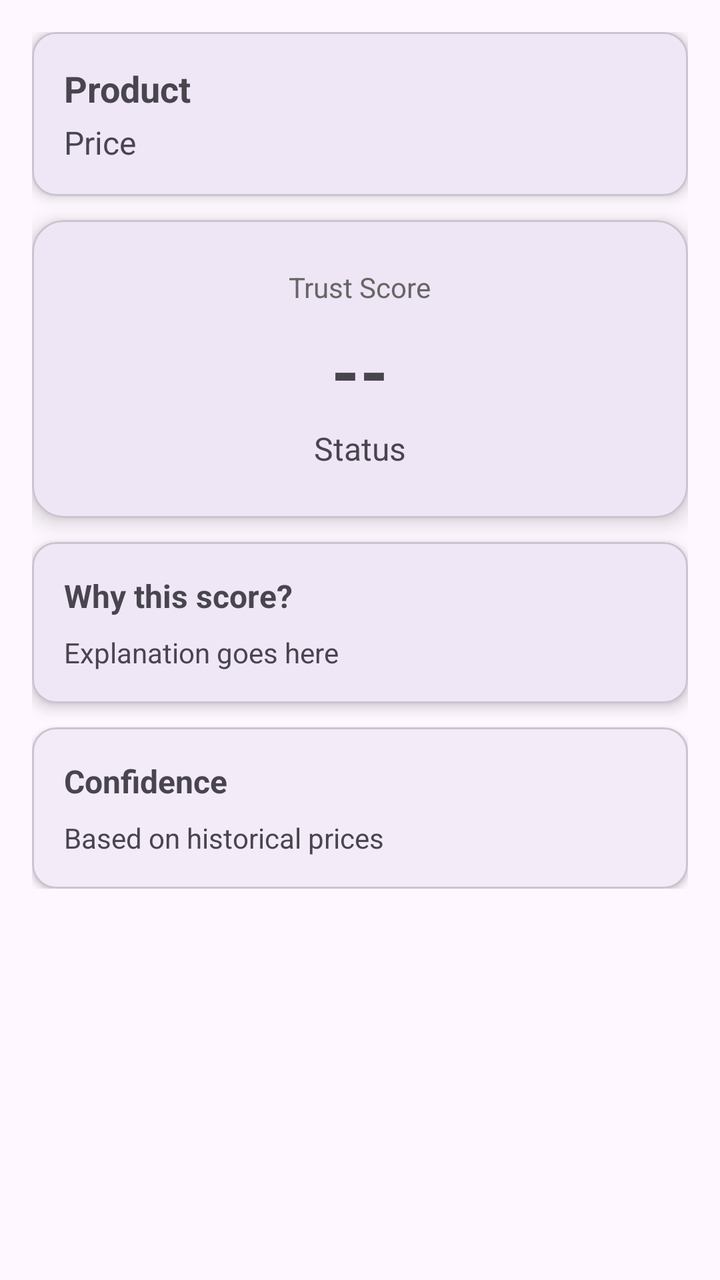
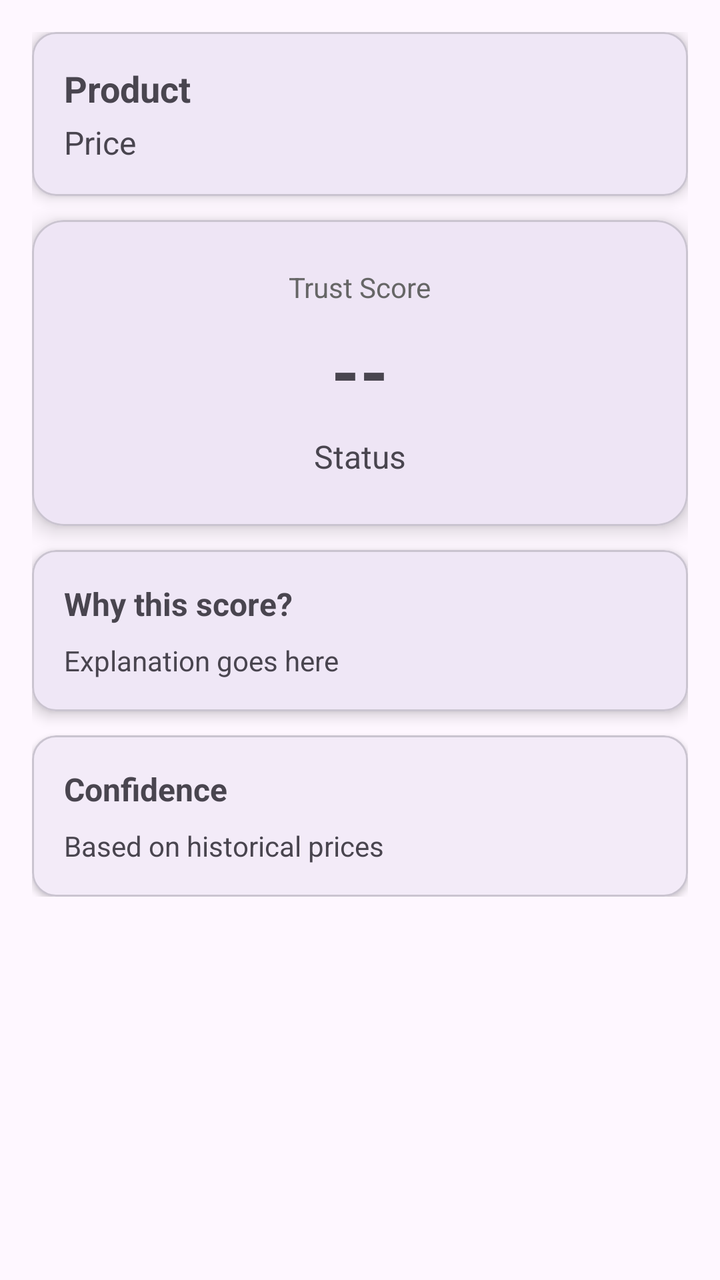

Compare the two renders of this Android layout. The source of the first and the diff that turns it into the second are given below.
<!-- AndroidManifest.xml: application theme Theme.Pricetrust -->
<!-- res/layout/activity_result.xml -->
<?xml version="1.0" encoding="utf-8"?>
<ScrollView xmlns:android="http://schemas.android.com/apk/res/android"
    xmlns:app="http://schemas.android.com/apk/res-auto"
    android:layout_width="match_parent"
    android:layout_height="match_parent"
    android:padding="16dp">

    <LinearLayout
        android:layout_width="match_parent"
        android:layout_height="wrap_content"
        android:orientation="vertical">

        
        <com.google.android.material.card.MaterialCardView
            android:layout_width="match_parent"
            android:layout_height="wrap_content"
            android:layout_marginBottom="12dp"
            app:cardElevation="4dp"
            app:cardCornerRadius="12dp">

            <LinearLayout
                android:layout_width="match_parent"
                android:layout_height="wrap_content"
                android:orientation="vertical"
                android:padding="16dp">

                <TextView
                    android:id="@+id/tvProductName"
                    android:text="Product"
                    android:textSize="18sp"
                    android:textStyle="bold"
                    android:layout_width="wrap_content"
                    android:layout_height="wrap_content"/>

                <TextView
                    android:id="@+id/tvProductPrice"
                    android:text="Price"
                    android:textSize="16sp"
                    android:layout_marginTop="4dp"
                    android:layout_width="wrap_content"
                    android:layout_height="wrap_content"/>
            </LinearLayout>
        </com.google.android.material.card.MaterialCardView>

        
        <com.google.android.material.card.MaterialCardView
            android:id="@+id/cardTrustScore"
            android:layout_width="match_parent"
            android:layout_height="wrap_content"
            android:layout_marginBottom="12dp"
            app:cardElevation="6dp"
            app:cardCornerRadius="16dp">

            <LinearLayout
                android:layout_width="match_parent"
                android:layout_height="wrap_content"
                android:gravity="center"
                android:orientation="vertical"
                android:padding="24dp">

                <TextView
                    android:text="Trust Score"
                    android:textSize="14sp"
                    android:textColor="#666"
                    android:layout_width="wrap_content"
                    android:layout_height="wrap_content"/>

                <TextView
                    android:id="@+id/tvTrustScore"
                    android:text="--"
                    android:textSize="36sp"
                    android:textStyle="bold"
                    android:layout_marginTop="8dp"
                    android:layout_width="wrap_content"
                    android:layout_height="wrap_content"/>

                <TextView
                    android:id="@+id/tvStatus"
                    android:text="Status"
                    android:textSize="16sp"
                    android:layout_marginTop="4dp"
                    android:layout_width="wrap_content"
                    android:layout_height="wrap_content"/>
            </LinearLayout>
        </com.google.android.material.card.MaterialCardView>

        
        <com.google.android.material.card.MaterialCardView
            android:layout_width="match_parent"
            android:layout_height="wrap_content"
            android:layout_marginBottom="12dp"
            app:cardElevation="4dp"
            app:cardCornerRadius="12dp">

            <LinearLayout
                android:layout_width="match_parent"
                android:layout_height="wrap_content"
                android:orientation="vertical"
                android:padding="16dp">

                <TextView
                    android:text="Why this score?"
                    android:textSize="16sp"
                    android:textStyle="bold"
                    android:layout_width="wrap_content"
                    android:layout_height="wrap_content"/>

                <TextView
                    android:id="@+id/tvExplanation"
                    android:text="Explanation goes here"
                    android:textSize="14sp"
                    android:layout_marginTop="8dp"
                    android:layout_width="wrap_content"
                    android:layout_height="wrap_content"/>
            </LinearLayout>
        </com.google.android.material.card.MaterialCardView>

        
        <com.google.android.material.card.MaterialCardView
            android:layout_width="match_parent"
            android:layout_height="wrap_content"
            app:cardElevation="2dp"
            app:cardCornerRadius="12dp">

            <LinearLayout
                android:layout_width="match_parent"
                android:layout_height="wrap_content"
                android:orientation="vertical"
                android:padding="16dp">

                <TextView
                    android:text="Confidence"
                    android:textStyle="bold"
                    android:textSize="16sp"
                    android:layout_width="wrap_content"
                    android:layout_height="wrap_content"/>

                <TextView
                    android:id="@+id/tvConfidence"
                    android:text="Based on historical prices"
                    android:textSize="14sp"
                    android:layout_marginTop="8dp"
                    android:layout_width="wrap_content"
                    android:layout_height="wrap_content"/>
            </LinearLayout>
        </com.google.android.material.card.MaterialCardView>

    </LinearLayout>
</ScrollView>
<!-- resources referenced by this layout -->
<resources>
  <style name="Theme.Pricetrust" parent="Base.Theme.Pricetrust" />
  <style name="Base.Theme.Pricetrust" parent="Theme.Material3.DayNight.NoActionBar">
          
          
      </style>
</resources>

<!-- the commit's change to res/layout/activity_result.xml (unified diff, before → after) -->
@@ -74,11 +74,20 @@
                     android:layout_width="wrap_content"
                     android:layout_height="wrap_content"/>
 
+                
+                <ProgressBar
+                    android:id="@+id/progressTrust"
+                    style="?android:attr/progressBarStyleLarge"
+                    android:layout_width="wrap_content"
+                    android:layout_height="wrap_content"
+                    android:layout_marginTop="12dp"
+                    android:visibility="gone" />
+
                 <TextView
                     android:id="@+id/tvStatus"
                     android:text="Status"
                     android:textSize="16sp"
-                    android:layout_marginTop="4dp"
+                    android:layout_marginTop="8dp"
                     android:layout_width="wrap_content"
                     android:layout_height="wrap_content"/>
             </LinearLayout>
